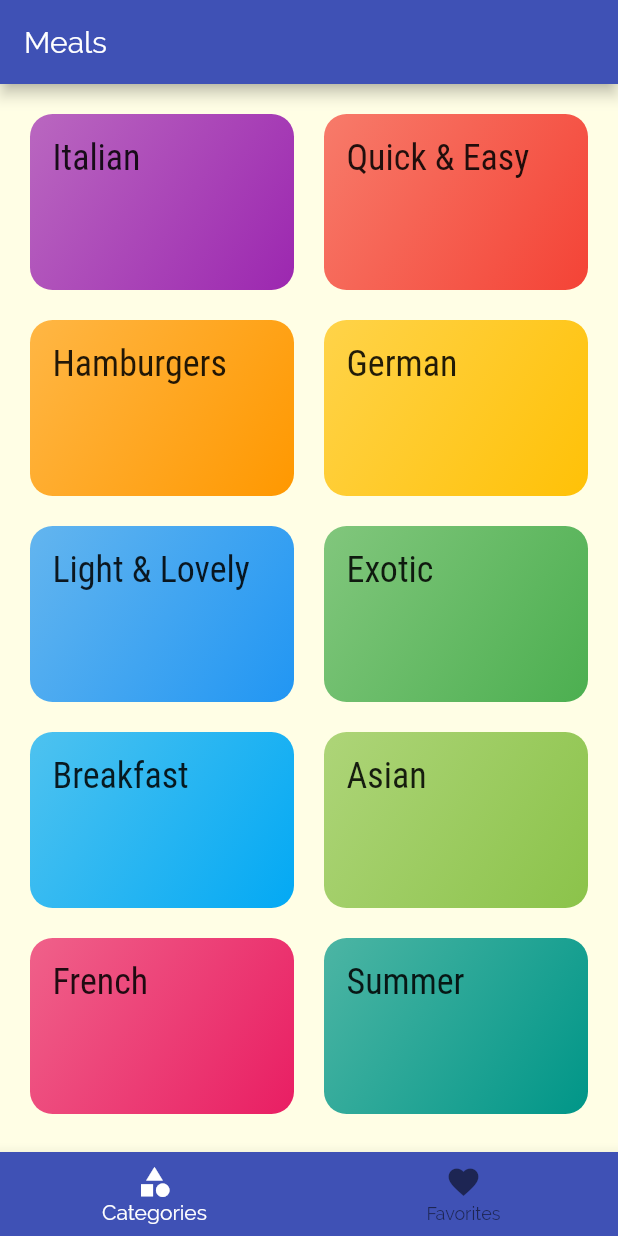
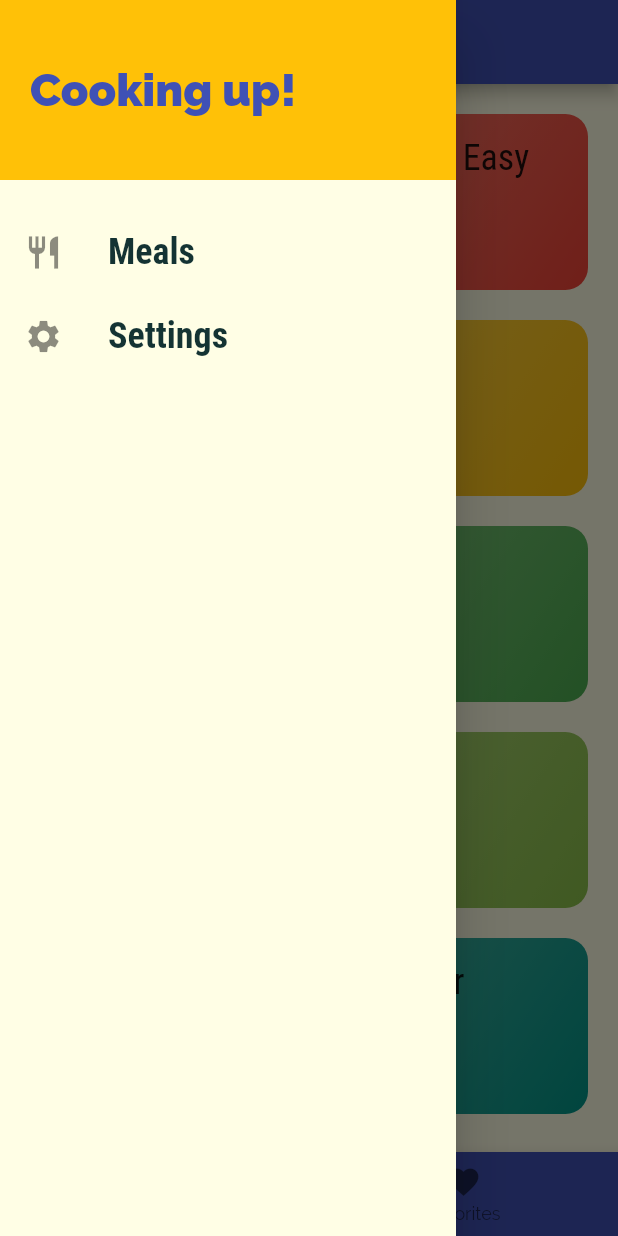
Before and after one commit to nguyentanphu/my_meals, a Flutter app: the screen it shows after launch, with the side drawer open (before the commit the screen has no drawer), on a phone screen of 412 x 824 dp. Run offline on Flutter 3.47's test engine with Material 2 defaults, Android fonts, the phone set to English and light mode, and no system bars.

Commit message:
Add drawer

```diff
--- a/lib/screens/meal_detail_screen.dart
+++ b/lib/screens/meal_detail_screen.dart
@@ -17,7 +17,7 @@ class MealDetailScreen extends StatelessWidget {
 
   Widget _buildListContainer({Widget child}) {
     return Container(
-        height: 200,
+        height: 250,
         width: 300,
         padding: EdgeInsets.all(10),
         decoration: BoxDecoration(
--- a/lib/screens/tabs_screen.dart
+++ b/lib/screens/tabs_screen.dart
@@ -1,5 +1,7 @@
 import 'package:flutter/material.dart';
+import 'package:my_meals/widgets/main_drawer.dart';
 
+import 'categories_screen.dart';
 import 'categories_screen.dart';
 import 'favorites_screen.dart';
 import 'categories_screen.dart';
@@ -10,7 +12,10 @@ class TabsScreen extends StatefulWidget {
 }
 
 class _TabsScreenState extends State<TabsScreen> {
-  final List<Widget> _tabWidgets = [CategoriesScreen(), FavoritesScreen()];
+  final List<TabWidget> _tabWidgets = [
+    TabWidget(page: CategoriesScreen(), title: 'Categories'),
+    TabWidget(page: FavoritesScreen(), title: 'Your Favorites'),
+  ];
 
   int _selectedTabIndex = 0;
 
@@ -24,9 +29,10 @@ class _TabsScreenState extends State<TabsScreen> {
   Widget build(BuildContext context) {
     return Scaffold(
       appBar: AppBar(
-        title: Text('Meals'),
+        title: Text(_tabWidgets[_selectedTabIndex].title),
       ),
-      body: _tabWidgets[_selectedTabIndex],
+      drawer: MainDrawer(),
+      body: _tabWidgets[_selectedTabIndex].page,
       bottomNavigationBar: BottomNavigationBar(
         onTap: _onTabSelected,
         currentIndex: _selectedTabIndex,
@@ -42,3 +48,9 @@ class _TabsScreenState extends State<TabsScreen> {
     );
   }
 }
+
+class TabWidget {
+  final Widget page;
+  final String title;
+  TabWidget({this.page, this.title});
+}
--- /dev/null
+++ b/lib/widgets/main_drawer.dart
@@ -0,0 +1,59 @@
+import 'package:flutter/material.dart';
+
+class MainDrawer extends StatelessWidget {
+  @override
+  Widget build(BuildContext context) {
+    return Drawer(
+      child: Column(
+        children: <Widget>[
+          Container(
+            color: Theme.of(context).accentColor,
+            height: 120,
+            width: double.infinity,
+            padding: const EdgeInsets.all(20),
+            alignment: Alignment.centerLeft,
+            child: Text(
+              'Cooking up!',
+              style: TextStyle(
+                fontWeight: FontWeight.w900,
+                fontSize: 30,
+                color: Theme.of(context).primaryColor,
+              ),
+            ),
+          ),
+          SizedBox(
+            height: 20,
+          ),
+          ListTile(
+            leading: Icon(
+              Icons.restaurant,
+              size: 26,
+            ),
+            title: Text(
+              'Meals',
+              style: TextStyle(
+                fontFamily: 'RobotoCondensed',
+                fontSize: 24,
+                fontWeight: FontWeight.bold,
+              ),
+            ),
+          ),
+          ListTile(
+            leading: Icon(
+              Icons.settings,
+              size: 26,
+            ),
+            title: Text(
+              'Settings',
+              style: TextStyle(
+                fontFamily: 'RobotoCondensed',
+                fontSize: 24,
+                fontWeight: FontWeight.bold,
+              ),
+            ),
+          ),
+        ],
+      ),
+    );
+  }
+}
```
